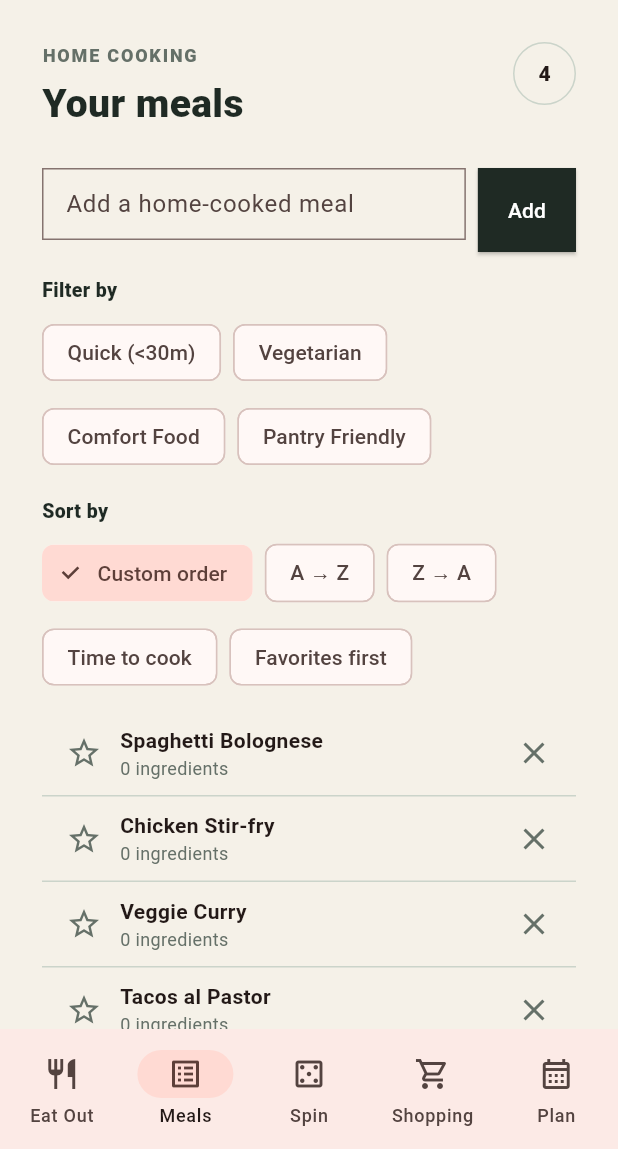
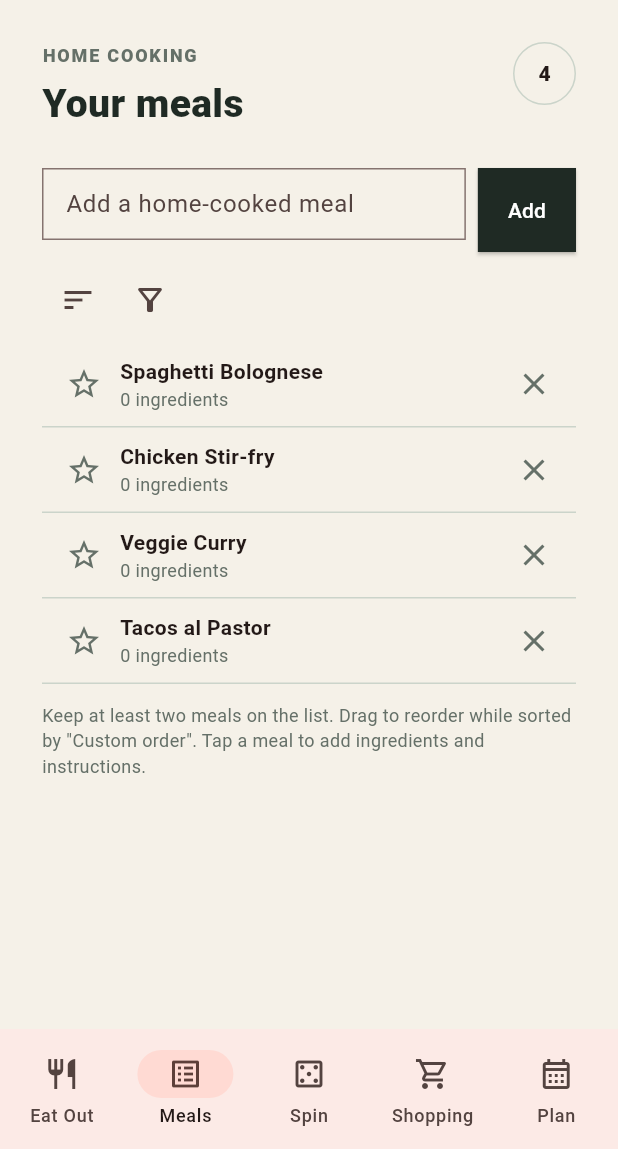
Before and after one commit to Lillebravo/Dinner-Schedule, a Flutter app: the screen it shows after launch, item 2 of the bottom bar chosen, on a phone screen of 412 x 824 dp, the part 87-1236 px from its top. Run offline on Flutter 3.47's test engine with Material 3 defaults, Android fonts, the phone set to English and light mode, and no system bars.

Commit message:
feat: Enhance meal sorting and filtering options with new criteria and UI updates

```diff
--- a/lib/controllers/meal_list_controller.dart
+++ b/lib/controllers/meal_list_controller.dart
@@ -3,12 +3,20 @@ import 'package:flutter/foundation.dart';
 import '../models/meal.dart';
 
 /// The available ways [MealListController.meals] can be ordered.
-enum MealSortOption { custom, nameAZ, nameZA, cookTimeAsc, favoritesFirst }
+enum MealSortOption { custom, nameAZ, nameZA, cookTimeAsc, cookTimeDesc, favoritesFirst }
+
+/// A sortable criterion in the UI. Each maps to a pair of [MealSortOption]s
+/// (ascending/descending) that a single button cycles through, except
+/// [favorites] which only has one direction.
+enum MealSortCriterion { name, cookTime, favorites }
 
 /// A "smart filter" that constrains which meals show up in the list and wheel.
 enum MealFilter {
   quick('Quick (<30m)'),
   vegetarian('Vegetarian'),
+  vegan('Vegan'),
+  pescatarian('Pescatarian'),
+  glutenFree('Gluten-Free'),
   comfortFood('Comfort Food'),
   pantryFriendly('Pantry Friendly');
 
@@ -21,6 +29,12 @@ enum MealFilter {
         return meal.isQuick;
       case MealFilter.vegetarian:
         return meal.tags.contains(MealTag.vegetarian);
+      case MealFilter.vegan:
+        return meal.tags.contains(MealTag.vegan);
+      case MealFilter.pescatarian:
+        return meal.tags.contains(MealTag.pescatarian);
+      case MealFilter.glutenFree:
+        return meal.tags.contains(MealTag.glutenFree);
       case MealFilter.comfortFood:
         return meal.tags.contains(MealTag.comfortFood);
       case MealFilter.pantryFriendly:
@@ -48,6 +62,17 @@ class MealListController extends ChangeNotifier {
   Set<MealFilter> get activeFilters => Set.unmodifiable(_activeFilters);
   bool get isAtMinimum => _meals.length <= minMeals;
 
+  /// The sort criterion currently in effect, or null when unsorted (custom order).
+  MealSortCriterion? get activeSortCriterion => switch (_sortOption) {
+        MealSortOption.nameAZ || MealSortOption.nameZA => MealSortCriterion.name,
+        MealSortOption.cookTimeAsc || MealSortOption.cookTimeDesc => MealSortCriterion.cookTime,
+        MealSortOption.favoritesFirst => MealSortCriterion.favorites,
+        MealSortOption.custom => null,
+      };
+
+  /// Whether the active sort criterion is currently descending.
+  bool get isSortDescending => _sortOption == MealSortOption.nameZA || _sortOption == MealSortOption.cookTimeDesc;
+
   /// Meals matching the active filters, in the currently selected sort order. The
   /// manual/custom order is kept intact underneath, so switching back to "custom"
   /// restores the last ranking.
@@ -64,6 +89,8 @@ class MealListController extends ChangeNotifier {
         result.sort((a, b) => b.name.toLowerCase().compareTo(a.name.toLowerCase()));
       case MealSortOption.cookTimeAsc:
         result.sort((a, b) => (a.cookTimeMinutes ?? 1 << 30).compareTo(b.cookTimeMinutes ?? 1 << 30));
+      case MealSortOption.cookTimeDesc:
+        result.sort((a, b) => (b.cookTimeMinutes ?? -(1 << 30)).compareTo(a.cookTimeMinutes ?? -(1 << 30)));
       case MealSortOption.favoritesFirst:
         result.sort((a, b) => (b.isFavorite ? 1 : 0).compareTo(a.isFavorite ? 1 : 0));
       case MealSortOption.custom:
@@ -74,6 +101,29 @@ class MealListController extends ChangeNotifier {
 
   void setSortOption(MealSortOption option) {
     _sortOption = option;
+    notifyListeners();
+  }
+
+  /// Cycles [criterion] through ascending → descending → no sort (custom order).
+  /// [MealSortCriterion.favorites] only has one direction, so it just toggles on/off.
+  /// Selecting a different criterion than the one currently active starts it fresh (ascending).
+  void cycleSort(MealSortCriterion criterion) {
+    switch (criterion) {
+      case MealSortCriterion.name:
+        _sortOption = switch (_sortOption) {
+          MealSortOption.nameAZ => MealSortOption.nameZA,
+          MealSortOption.nameZA => MealSortOption.custom,
+          _ => MealSortOption.nameAZ,
+        };
+      case MealSortCriterion.cookTime:
+        _sortOption = switch (_sortOption) {
+          MealSortOption.cookTimeAsc => MealSortOption.cookTimeDesc,
+          MealSortOption.cookTimeDesc => MealSortOption.custom,
+          _ => MealSortOption.cookTimeAsc,
+        };
+      case MealSortCriterion.favorites:
+        _sortOption = _sortOption == MealSortOption.favoritesFirst ? MealSortOption.custom : MealSortOption.favoritesFirst;
+    }
     notifyListeners();
   }
 
--- a/lib/models/meal.dart
+++ b/lib/models/meal.dart
@@ -1,6 +1,9 @@
 /// A characteristic a meal can be tagged with, used to filter the meals list and wheel.
 enum MealTag {
   vegetarian('Vegetarian'),
+  vegan('Vegan'),
+  pescatarian('Pescatarian'),
+  glutenFree('Gluten-Free'),
   comfortFood('Comfort Food'),
   pantryFriendly('Pantry Friendly');
 
--- a/lib/pages/home_meals_list_page.dart
+++ b/lib/pages/home_meals_list_page.dart
@@ -85,15 +85,14 @@ class _HomeMealsListPageState extends State<HomeMealsListPage> {
               const SizedBox(height: 6),
               Text(widget.controller.error!, key: const Key('field-error'), style: const TextStyle(color: AppColors.errorText, fontSize: 12)),
             ],
-            const SizedBox(height: 16),
-            const Text('Filter by', style: TextStyle(fontWeight: FontWeight.w800, color: AppColors.ink, fontSize: 13)),
             const SizedBox(height: 8),
-            MealFilterControl(active: widget.controller.activeFilters, onToggle: widget.controller.toggleFilter),
-            const SizedBox(height: 16),
-            const Text('Sort by', style: TextStyle(fontWeight: FontWeight.w800, color: AppColors.ink, fontSize: 13)),
-            const SizedBox(height: 8),
-            MealSortControl(selected: widget.controller.sortOption, onChanged: widget.controller.setSortOption),
-            const SizedBox(height: 12),
+            Row(
+              children: [
+                MealSortControl(controller: widget.controller),
+                MealFilterControl(controller: widget.controller),
+              ],
+            ),
+            const SizedBox(height: 4),
             if (meals.isEmpty)
               const Text('No meals match your filters.', key: Key('no-meals-match'), style: TextStyle(color: AppColors.muted))
             else if (reorderable)
--- a/lib/widgets/meal/meal_filter_control.dart
+++ b/lib/widgets/meal/meal_filter_control.dart
@@ -1,29 +1,57 @@
 import 'package:flutter/material.dart';
 
 import '../../controllers/meal_list_controller.dart';
+import '../../theme/app_theme.dart';
 
-/// Multi-select chips constraining the meals list and wheel by tag, per the
-/// app's "smart filters" (Quick, Vegetarian, Comfort Food, Pantry Friendly).
+/// A single icon button that opens a sheet of smart filters (Quick, Vegetarian,
+/// Vegan, Pescatarian, Gluten-Free, Comfort Food, Pantry Friendly).
 class MealFilterControl extends StatelessWidget {
-  const MealFilterControl({super.key, required this.active, required this.onToggle});
+  const MealFilterControl({super.key, required this.controller});
 
-  final Set<MealFilter> active;
-  final ValueChanged<MealFilter> onToggle;
+  final MealListController controller;
+
+  void _openSheet(BuildContext context) {
+    showModalBottomSheet<void>(
+      context: context,
+      builder: (context) => AnimatedBuilder(
+        animation: controller,
+        builder: (context, _) => SafeArea(
+          child: Column(
+            mainAxisSize: MainAxisSize.min,
+            children: [
+              const Padding(
+                padding: EdgeInsets.fromLTRB(16, 16, 16, 8),
+                child: Align(
+                  alignment: Alignment.centerLeft,
+                  child: Text('Filter by', style: TextStyle(fontWeight: FontWeight.w800, color: AppColors.ink, fontSize: 13)),
+                ),
+              ),
+              for (final filter in MealFilter.values)
+                CheckboxListTile(
+                  key: Key('filter-${filter.name}'),
+                  title: Text(filter.label),
+                  value: controller.activeFilters.contains(filter),
+                  onChanged: (_) => controller.toggleFilter(filter),
+                ),
+            ],
+          ),
+        ),
+      ),
+    );
+  }
 
   @override
   Widget build(BuildContext context) {
-    return Wrap(
-      spacing: 8,
-      runSpacing: 8,
-      children: [
-        for (final filter in MealFilter.values)
-          FilterChip(
-            key: Key('filter-${filter.name}'),
-            label: Text(filter.label),
-            selected: active.contains(filter),
-            onSelected: (_) => onToggle(filter),
-          ),
-      ],
+    final active = controller.activeFilters.isNotEmpty;
+    return IconButton(
+      key: const Key('filter-menu-button'),
+      tooltip: 'Filter',
+      onPressed: () => _openSheet(context),
+      icon: Badge(
+        isLabelVisible: active,
+        label: Text('${controller.activeFilters.length}'),
+        child: const Icon(Icons.filter_alt_outlined),
+      ),
     );
   }
 }
--- a/lib/widgets/meal/meal_sort_control.dart
+++ b/lib/widgets/meal/meal_sort_control.dart
@@ -1,36 +1,62 @@
 import 'package:flutter/material.dart';
 
 import '../../controllers/meal_list_controller.dart';
+import '../../theme/app_theme.dart';
 
-/// Choice chips for picking how the home meals list is ordered.
+/// A single icon button that opens a sheet of sort criteria. Tapping a criterion
+/// cycles it through ascending → descending → no sort (custom order).
 class MealSortControl extends StatelessWidget {
-  const MealSortControl({super.key, required this.selected, required this.onChanged});
+  const MealSortControl({super.key, required this.controller});
 
-  final MealSortOption selected;
-  final ValueChanged<MealSortOption> onChanged;
+  final MealListController controller;
 
   static const _labels = {
-    MealSortOption.custom: 'Custom order',
-    MealSortOption.nameAZ: 'A → Z',
-    MealSortOption.nameZA: 'Z → A',
-    MealSortOption.cookTimeAsc: 'Time to cook',
-    MealSortOption.favoritesFirst: 'Favorites first',
+    MealSortCriterion.name: 'Name',
+    MealSortCriterion.cookTime: 'Time to cook',
+    MealSortCriterion.favorites: 'Favorites first',
   };
+
+  void _openSheet(BuildContext context) {
+    showModalBottomSheet<void>(
+      context: context,
+      builder: (context) => AnimatedBuilder(
+        animation: controller,
+        builder: (context, _) => SafeArea(
+          child: Column(
+            mainAxisSize: MainAxisSize.min,
+            children: [
+              const Padding(
+                padding: EdgeInsets.fromLTRB(16, 16, 16, 8),
+                child: Align(
+                  alignment: Alignment.centerLeft,
+                  child: Text('Sort by', style: TextStyle(fontWeight: FontWeight.w800, color: AppColors.ink, fontSize: 13)),
+                ),
+              ),
+              for (final criterion in MealSortCriterion.values)
+                ListTile(
+                  key: Key('sort-option-${criterion.name}'),
+                  title: Text(_labels[criterion]!),
+                  trailing: controller.activeSortCriterion == criterion
+                      ? Icon(controller.isSortDescending ? Icons.arrow_downward : Icons.arrow_upward, color: AppColors.coral)
+                      : const Icon(Icons.unfold_more, color: AppColors.muted),
+                  selected: controller.activeSortCriterion == criterion,
+                  onTap: () => controller.cycleSort(criterion),
+                ),
+            ],
+          ),
+        ),
+      ),
+    );
+  }
 
   @override
   Widget build(BuildContext context) {
-    return Wrap(
-      spacing: 8,
-      runSpacing: 8,
-      children: [
-        for (final option in MealSortOption.values)
-          ChoiceChip(
-            key: Key('sort-${option.name}'),
-            label: Text(_labels[option]!),
-            selected: selected == option,
-            onSelected: (_) => onChanged(option),
-          ),
-      ],
+    final active = controller.activeSortCriterion != null;
+    return IconButton(
+      key: const Key('sort-menu-button'),
+      tooltip: 'Sort',
+      onPressed: () => _openSheet(context),
+      icon: Badge(isLabelVisible: active, smallSize: 8, child: const Icon(Icons.sort)),
     );
   }
 }
```
Also changed, not shown: 2 other files.
